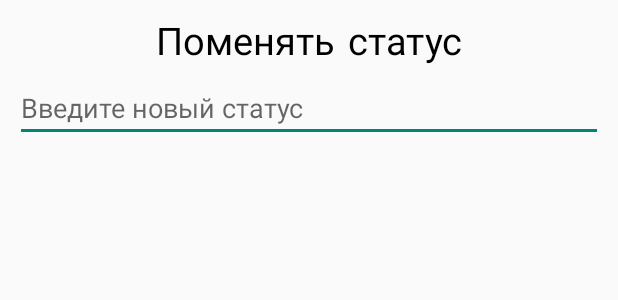
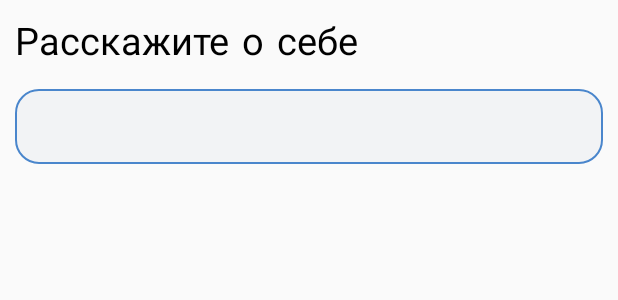
Before and after one commit to verzzil/AndroidCourseKFU, an Android app: the layout dialog_change_status.xml on its own in the app's theme, with its tools: preview values and no code run, on a phone screen of 412 x 824 dp. Shown: the top 300 px of the screen. Run offline under Robolectric (Android 15) with nearby library versions, the phone set to English and light mode, and no system bars.

Commit message:
homework 2 (design VK) add splash activity and sing in activity. Made the logic of hiding and showing the password. Update dialog window. Create quit button. All this with SharedPreferences. Login: Альберт Ханнанов password: qwerty007

```diff
--- a/app/src/main/java/com/example/homework/ChangeStatus.kt
+++ b/app/src/main/java/com/example/homework/ChangeStatus.kt
@@ -1,14 +1,11 @@
 package com.example.homework
 
-import android.app.Activity
 import android.app.Dialog
 import android.content.Context
 import android.content.DialogInterface
 import android.os.Bundle
 import androidx.fragment.app.DialogFragment
-import kotlinx.android.synthetic.main.activity_main.*
 import kotlinx.android.synthetic.main.dialog_change_status.*
-import java.lang.ClassCastException
 
 
 class ChangeStatus : DialogFragment() {
@@ -34,7 +31,8 @@ class ChangeStatus : DialogFragment() {
         var dialogView = inflater?.inflate(R.layout.dialog_change_status, null)
 
 
-        builder .setView(dialogView)
+        builder
+            .setView(dialogView)
             .setNegativeButton("Отменить",
                 DialogInterface.OnClickListener { dialog, id ->
                     this.dialog?.cancel()
--- /dev/null
+++ b/app/src/main/res/drawable/ic_eye.xml
@@ -0,0 +1,5 @@
+<vector android:height="24dp" android:tint="#9CA2AD"
+    android:viewportHeight="24" android:viewportWidth="24"
+    android:width="24dp" xmlns:android="http://schemas.android.com/apk/res/android">
+    <path android:fillColor="@android:color/white" android:pathData="M12,4.5C7,4.5 2.73,7.61 1,12c1.73,4.39 6,7.5 11,7.5s9.27,-3.11 11,-7.5c-1.73,-4.39 -6,-7.5 -11,-7.5zM12,17c-2.76,0 -5,-2.24 -5,-5s2.24,-5 5,-5 5,2.24 5,5 -2.24,5 -5,5zM12,9c-1.66,0 -3,1.34 -3,3s1.34,3 3,3 3,-1.34 3,-3 -1.34,-3 -3,-3z"/>
+</vector>
--- /dev/null
+++ b/app/src/main/res/drawable/ic_eye_cancel.xml
@@ -0,0 +1,5 @@
+<vector android:height="24dp" android:tint="#9CA2AD"
+    android:viewportHeight="24" android:viewportWidth="24"
+    android:width="24dp" xmlns:android="http://schemas.android.com/apk/res/android">
+    <path android:fillColor="@android:color/white" android:pathData="M12,2C6.47,2 2,6.47 2,12s4.47,10 10,10 10,-4.47 10,-10S17.53,2 12,2zM17,15.59L15.59,17 12,13.41 8.41,17 7,15.59 10.59,12 7,8.41 8.41,7 12,10.59 15.59,7 17,8.41 13.41,12 17,15.59z"/>
+</vector>
--- /dev/null
+++ b/app/src/main/res/drawable/ic_help.xml
@@ -0,0 +1,5 @@
+<vector android:height="24dp" android:tint="#9CA2AD"
+    android:viewportHeight="24" android:viewportWidth="24"
+    android:width="24dp" xmlns:android="http://schemas.android.com/apk/res/android">
+    <path android:fillColor="@android:color/white" android:pathData="M11,18h2v-2h-2v2zM12,2C6.48,2 2,6.48 2,12s4.48,10 10,10 10,-4.48 10,-10S17.52,2 12,2zM12,20c-4.41,0 -8,-3.59 -8,-8s3.59,-8 8,-8 8,3.59 8,8 -3.59,8 -8,8zM12,6c-2.21,0 -4,1.79 -4,4h2c0,-1.1 0.9,-2 2,-2s2,0.9 2,2c0,2 -3,1.75 -3,5h2c0,-2.25 3,-2.5 3,-5 0,-2.21 -1.79,-4 -4,-4z"/>
+</vector>
--- /dev/null
+++ b/app/src/main/res/drawable/splash_activity.xml
@@ -0,0 +1,14 @@
+<?xml version="1.0" encoding="utf-8"?>
+<layer-list xmlns:android="http://schemas.android.com/apk/res/android" android:opacity="opaque">
+
+    <item android:drawable="@android:color/white"/>
+
+    <item>
+
+        <bitmap
+            android:src="@drawable/vkmip"
+            android:gravity="center"/>
+
+    </item>
+
+</layer-list>
--- /dev/null
+++ b/app/src/main/res/drawable/status_background.xml
@@ -0,0 +1,24 @@
+<?xml version="1.0" encoding="utf-8"?>
+<shape xmlns:android="http://schemas.android.com/apk/res/android"
+    android:shape="rectangle"
+    >
+
+    <solid
+        android:color="#F2F3F5"
+        />
+
+    <corners
+        android:radius="15dp"
+        />
+
+    <stroke
+        android:width="1dp"
+        android:color="@color/mainColor" />
+
+    <padding
+        android:bottom="13dp"
+        android:left="10dp"
+        android:right="10dp"
+        android:top="13dp" />
+
+</shape>
--- a/app/src/main/res/layout/dialog_change_status.xml
+++ b/app/src/main/res/layout/dialog_change_status.xml
@@ -1,26 +1,32 @@
 <?xml version="1.0" encoding="utf-8"?>
-<LinearLayout
-    xmlns:android="http://schemas.android.com/apk/res/android"
+<LinearLayout xmlns:android="http://schemas.android.com/apk/res/android"
+    xmlns:tools="http://schemas.android.com/tools"
     android:layout_width="match_parent"
     android:layout_height="wrap_content"
     android:orientation="vertical"
-    android:padding="10dp">
+    android:padding="10dp"
+    >
 
     <TextView
         android:layout_width="match_parent"
         android:layout_height="wrap_content"
-        android:text="Поменять статус"
-        android:textSize="25dp"
-        android:textColor="#000"
+        android:layout_marginBottom="10dp"
         android:fontFamily="casual"
         android:gravity="center"
-        />
+        android:text="Расскажите о себе"
+        android:textAlignment="textStart"
+        android:textColor="#000"
+        android:textSize="25dp"
+        tools:ignore="RtlCompat" />
 
     <EditText
+        android:id="@+id/newStatus"
         android:layout_width="match_parent"
         android:layout_height="wrap_content"
-        android:hint="Введите новый статус"
-        android:id="@+id/newStatus"
-        />
+        android:layout_marginBottom="10dp"
+        android:background="@drawable/status_background"
+        android:focusable="true"
+        android:marqueeRepeatLimit="140"
+        android:maxLength="140" />
 
 </LinearLayout>
--- a/app/src/main/res/values/colors.xml
+++ b/app/src/main/res/values/colors.xml
@@ -3,5 +3,5 @@
     <color name="colorPrimary">#6200EE</color>
     <color name="colorPrimaryDark">#3700B3</color>
     <color name="colorAccent">#03DAC5</color>
-    <color name="mainColor">#378BEC</color>
+    <color name="mainColor">#4A86CC</color>
 </resources>
--- a/app/src/main/res/values/styles.xml
+++ b/app/src/main/res/values/styles.xml
@@ -14,4 +14,8 @@
         <item name="cornerSize">5%</item>
     </style>
 
+    <style name="SplashTheme" parent="Theme.AppCompat.NoActionBar">
+        <item name="android:windowBackground">@drawable/splash_activity</item>
+    </style>
+
 </resources>
```
Also changed, not shown: app/src/main/AndroidManifest.xml (+10 -1 lines), app/src/main/java/com/example/homework/MainActivity.kt (+49 -3 lines), app/src/main/java/com/example/homework/SignInActivity.kt (added, +90 -0 lines), app/src/main/java/com/example/homework/SplashActivity.kt (added, +14 -0 lines), app/src/main/res/drawable/entry_button.xml (added, +13 -0 lines), app/src/main/res/drawable/signin_bottom_edit_text.xml (added, +24 -0 lines), app/src/main/res/drawable/singin_top_edit_text.xml (added, +24 -0 lines), app/src/main/res/layout/activity_main.xml (+13 -0 lines), app/src/main/res/layout/activity_sign_in.xml (added, +119 -0 lines), app/src/main/res/drawable-v24/vk_icon.jpg (added), app/src/main/res/drawable/vkmip.jpg (added).
